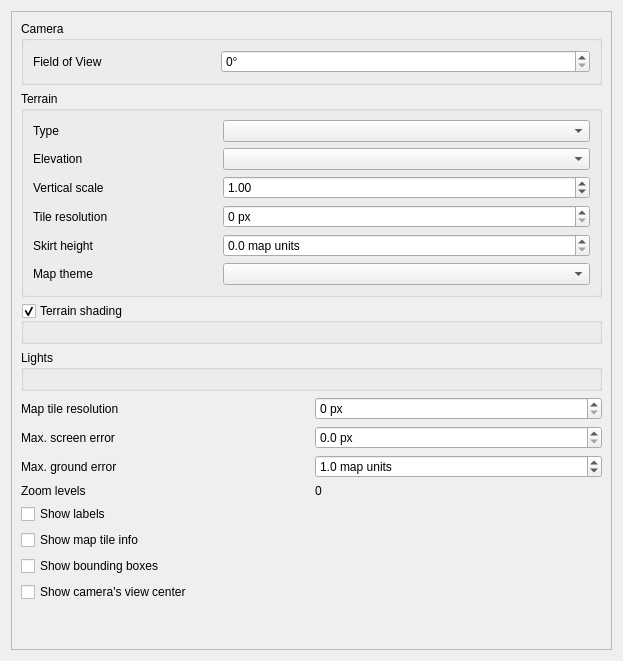
qgis/QGIS, file src/ui/3d/map3dconfigwidget.ui: the form before one commit.
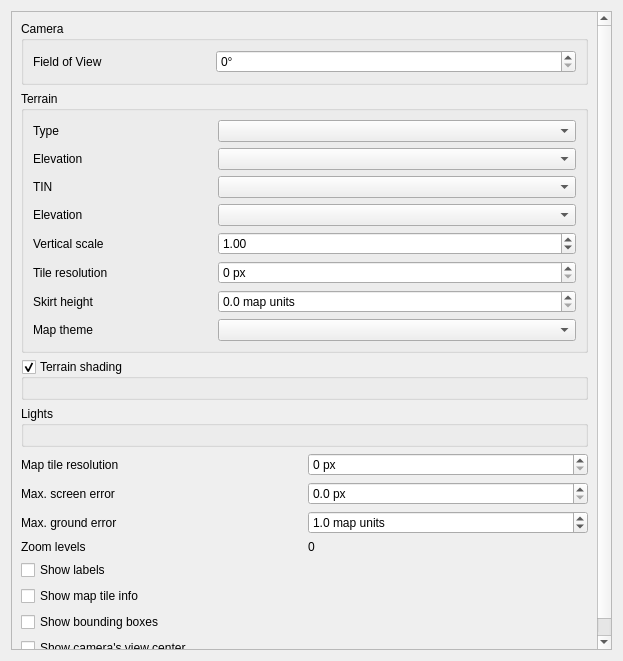
The form after the commit. Custom widgets are drawn as their Qt base class.

Commit message:
[WIP] Support for 3D visualisation of TIN as terrain (issue #32240)
Support TIN as terrain with map texture.
For discussion.
There are still some work to do, especially fix texture issue in the tile boundary.

The edit to the form file:
```diff
--- a/src/ui/3d/map3dconfigwidget.ui
+++ b/src/ui/3d/map3dconfigwidget.ui
@@ -69,16 +69,64 @@
            </widget>
           </item>
           <item row="4" column="0">
+           <widget class="QLabel" name="labelTerrainScale">
+            <property name="text">
+             <string>Vertical scale</string>
+            </property>
+           </widget>
+          </item>
+          <item row="2" column="0">
+           <widget class="QLabel" name="labelTinLayer">
+            <property name="text">
+             <string>TIN</string>
+            </property>
+           </widget>
+          </item>
+          <item row="4" column="1" colspan="2">
+           <widget class="QgsDoubleSpinBox" name="spinTerrainScale">
+            <property name="value">
+             <double>1.000000000000000</double>
+            </property>
+           </widget>
+          </item>
+          <item row="6" column="0">
            <widget class="QLabel" name="labelTerrainSkirtHeight">
             <property name="text">
              <string>Skirt height</string>
             </property>
            </widget>
           </item>
+          <item row="5" column="0">
+           <widget class="QLabel" name="labelTerrainResolution">
+            <property name="text">
+             <string>Tile resolution</string>
+            </property>
+           </widget>
+          </item>
+          <item row="5" column="1" colspan="2">
+           <widget class="QgsSpinBox" name="spinTerrainResolution">
+            <property name="suffix">
+             <string> px</string>
+            </property>
+            <property name="maximum">
+             <number>4096</number>
+            </property>
+           </widget>
+          </item>
+          <item row="7" column="1" colspan="2">
+           <widget class="QComboBox" name="cboTerrainMapTheme">
+            <property name="editable">
+             <bool>false</bool>
+            </property>
+           </widget>
+          </item>
+          <item row="0" column="1" colspan="2">
+           <widget class="QComboBox" name="cboTerrainType"/>
+          </item>
           <item row="1" column="1" colspan="2">
            <widget class="QgsMapLayerComboBox" name="cboTerrainLayer"/>
           </item>
-          <item row="4" column="1" colspan="2">
+          <item row="6" column="1" colspan="2">
            <widget class="QgsDoubleSpinBox" name="spinTerrainSkirtHeight">
             <property name="suffix">
              <string> map units</string>
@@ -94,51 +142,6 @@
             </property>
            </widget>
           </item>
-          <item row="3" column="0">
-           <widget class="QLabel" name="labelTerrainResolution">
-            <property name="text">
-             <string>Tile resolution</string>
-            </property>
-           </widget>
-          </item>
-          <item row="3" column="1" colspan="2">
-           <widget class="QgsSpinBox" name="spinTerrainResolution">
-            <property name="suffix">
-             <string> px</string>
-            </property>
-            <property name="maximum">
-             <number>4096</number>
-            </property>
-           </widget>
-          </item>
-          <item row="5" column="0">
-           <widget class="QLabel" name="labelTerrainMapTheme">
-            <property name="text">
-             <string>Map theme</string>
-            </property>
-           </widget>
-          </item>
-          <item row="2" column="0">
-           <widget class="QLabel" name="labelTerrainScale">
-            <property name="text">
-             <string>Vertical scale</string>
-            </property>
-           </widget>
-          </item>
-          <item row="2" column="1" colspan="2">
-           <widget class="QgsDoubleSpinBox" name="spinTerrainScale">
-            <property name="value">
-             <double>1.000000000000000</double>
-            </property>
-           </widget>
-          </item>
-          <item row="5" column="1" colspan="2">
-           <widget class="QComboBox" name="cboTerrainMapTheme">
-            <property name="editable">
-             <bool>false</bool>
-            </property>
-           </widget>
-          </item>
           <item row="0" column="0">
            <widget class="QLabel" name="labelTerrainType">
             <property name="text">
@@ -146,8 +149,25 @@
             </property>
            </widget>
           </item>
-          <item row="0" column="1" colspan="2">
-           <widget class="QComboBox" name="cboTerrainType"/>
+          <item row="7" column="0">
+           <widget class="QLabel" name="labelTerrainMapTheme">
+            <property name="text">
+             <string>Map theme</string>
+            </property>
+           </widget>
+          </item>
+          <item row="3" column="0">
+           <widget class="QLabel" name="labelTINLayerElevation">
+            <property name="text">
+             <string>Elevation</string>
+            </property>
+           </widget>
+          </item>
+          <item row="2" column="1" colspan="2">
+           <widget class="QgsMapLayerComboBox" name="cboTinLayer"/>
+          </item>
+          <item row="3" column="1" colspan="2">
+           <widget class="QComboBox" name="cboTinElevation"/>
           </item>
          </layout>
         </widget>
```
The commit also changes 8 other files.
